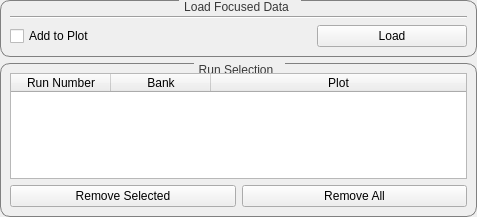
Old version of the form scripts/Engineering/gui/engineering_diffraction/tabs/fitting/data_handling/data_widget.ui in the repository mantidproject/mantid.
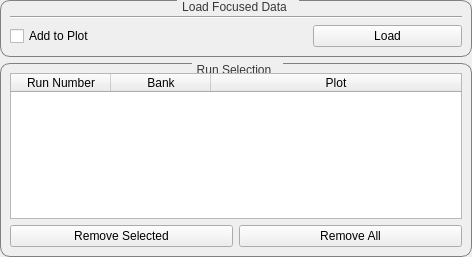
New version of the form. Custom widgets are drawn as their Qt base class.

Commit message: RE #27779 Increase selection table size

```diff
--- a/scripts/Engineering/gui/engineering_diffraction/tabs/fitting/data_handling/data_widget.ui
+++ b/scripts/Engineering/gui/engineering_diffraction/tabs/fitting/data_handling/data_widget.ui
@@ -6,8 +6,8 @@
    <rect>
     <x>0</x>
     <y>0</y>
-    <width>477</width>
-    <height>217</height>
+    <width>472</width>
+    <height>257</height>
    </rect>
   </property>
   <property name="windowTitle">
@@ -103,6 +103,12 @@
      <layout class="QVBoxLayout" name="verticalLayout">
       <item>
        <widget class="QTableWidget" name="table_selection">
+        <property name="minimumSize">
+         <size>
+          <width>0</width>
+          <height>120</height>
+         </size>
+        </property>
         <property name="gridStyle">
          <enum>Qt::SolidLine</enum>
         </property>
```
